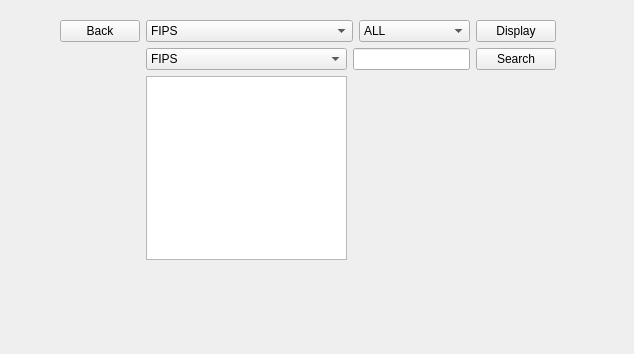
This is CSE412_UI/Population.ui in devi1X/CSE412_DatabaseProject as Qt 5 draws it before an edit. The edited form follows.
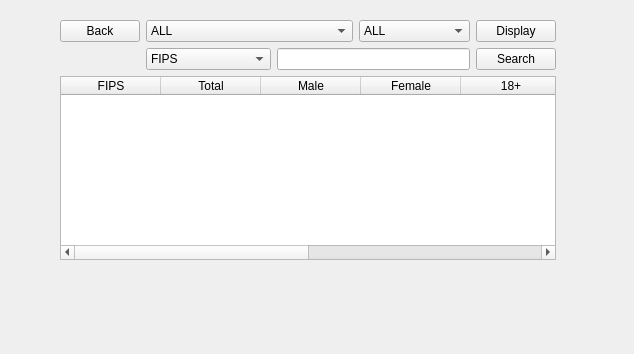
This is the edited form.

The edit to the form file:
```diff
--- a/CSE412_UI/Population.ui
+++ b/CSE412_UI/Population.ui
@@ -32,6 +32,11 @@
     </item>
     <item row="0" column="1" colspan="2">
      <widget class="QComboBox" name="box1">
+      <item>
+       <property name="text">
+        <string>ALL</string>
+       </property>
+      </item>
       <item>
        <property name="text">
         <string>FIPS</string>
@@ -157,8 +162,49 @@
       </item>
      </widget>
     </item>
-    <item row="2" column="1">
-     <widget class="QTableWidget" name="tableWidget"/>
+    <item row="2" column="0" colspan="5">
+     <widget class="QTableWidget" name="tableWidget">
+      <column>
+       <property name="text">
+        <string>FIPS</string>
+       </property>
+      </column>
+      <column>
+       <property name="text">
+        <string>Total</string>
+       </property>
+      </column>
+      <column>
+       <property name="text">
+        <string>Male</string>
+       </property>
+      </column>
+      <column>
+       <property name="text">
+        <string>Female</string>
+       </property>
+      </column>
+      <column>
+       <property name="text">
+        <string>18+</string>
+       </property>
+      </column>
+      <column>
+       <property name="text">
+        <string>65+</string>
+       </property>
+      </column>
+      <column>
+       <property name="text">
+        <string>One_Race</string>
+       </property>
+      </column>
+      <column>
+       <property name="text">
+        <string>Two+Race</string>
+       </property>
+      </column>
+     </widget>
     </item>
    </layout>
   </widget>
```
Left out of the diff: 2 changed lines with no effect on the pictures.
